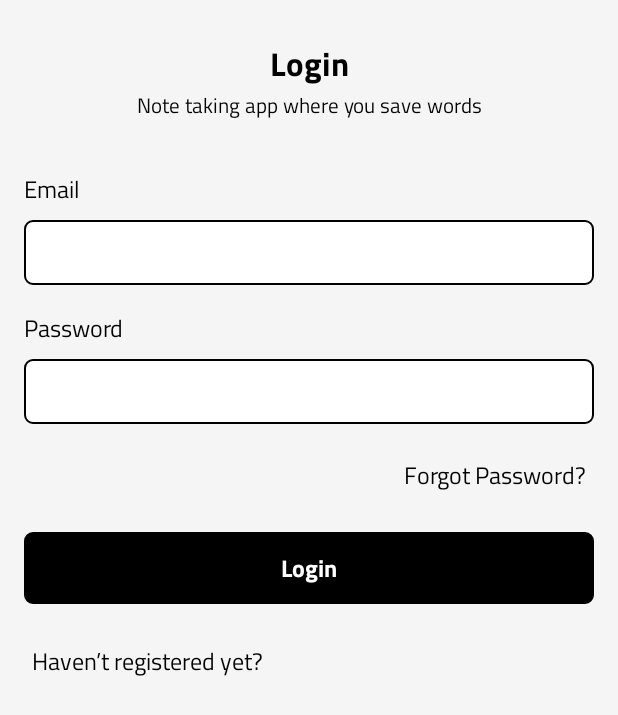
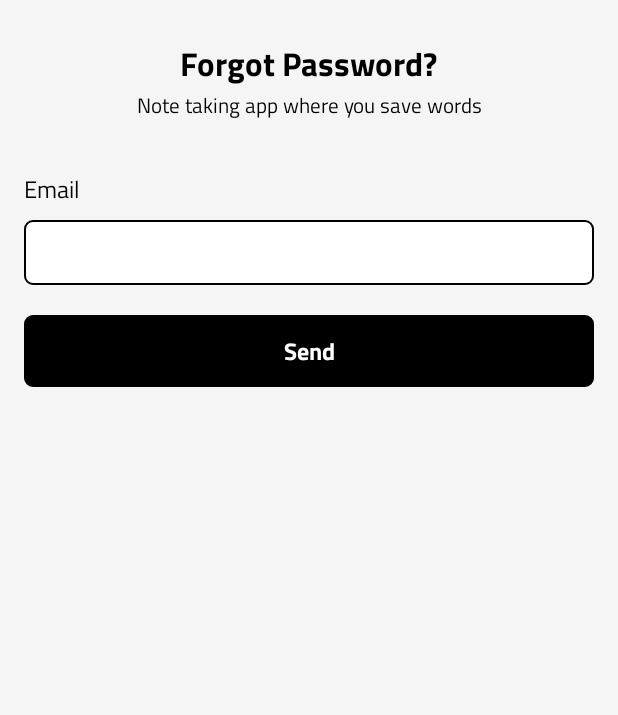
Before and after one commit to talhayi/NoteAppFirebase, an Android app: the screen it shows after launch (MainActivity), after a tap on "Forgot Password?", on a phone screen of 412 x 824 dp. Shown: the top 715 px of the screen. Run offline under Robolectric (Android 15) with nearby library versions, the light colour scheme and no system bars; our stand-ins replace Dagger/Hilt's generated code, Firebase (no records; nobody signed in at launch, a user with empty details on screens opened directly).

Commit message:
Created ForgotPassword

```diff
--- a/app/src/main/java/com/example/firebaseexample/data/repository/AuthRepository.kt
+++ b/app/src/main/java/com/example/firebaseexample/data/repository/AuthRepository.kt
@@ -7,5 +7,5 @@
     fun registerUser(email: String, password: String, user: User, result: (UIState<String>) -> Unit)
     fun updateUserInfo(user: User, result: (UIState<String>) -> Unit)
     fun loginUser(email: String, password: String, result: (UIState<String>) -> Unit)
-    fun forgotPassword(user: User, result: (UIState<String>) -> Unit)
+    fun forgotPassword(email: String, result: (UIState<String>) -> Unit)
 }
--- a/app/src/main/java/com/example/firebaseexample/data/repository/AuthRepositoryImpl.kt
+++ b/app/src/main/java/com/example/firebaseexample/data/repository/AuthRepositoryImpl.kt
@@ -92,7 +92,17 @@
             }
     }
 
-    override fun forgotPassword(user: User, result: (UIState<String>) -> Unit) {
-        TODO("Not yet implemented")
+    override fun forgotPassword(email: String, result: (UIState<String>) -> Unit) {
+        auth.sendPasswordResetEmail(email)
+            .addOnCompleteListener { task ->
+                if (task.isSuccessful) {
+                    result.invoke(UIState.Success("Email has been sent"))
+
+                } else {
+                    result.invoke(UIState.Failure(task.exception?.message))
+                }
+            }.addOnFailureListener {
+                result.invoke(UIState.Failure("Authentication failed, Check email"))
+            }
     }
 }
--- a/app/src/main/java/com/example/firebaseexample/ui/auth/AuthViewModel.kt
+++ b/app/src/main/java/com/example/firebaseexample/ui/auth/AuthViewModel.kt
@@ -20,6 +20,10 @@
     private val _login = MutableLiveData<UIState<String>>()
     val login: LiveData<UIState<String>>
         get() = _login
+
+    private val _forgotPassword = MutableLiveData<UIState<String>>()
+    val forgotPassword: LiveData<UIState<String>>
+        get() = _forgotPassword
 
     fun register(
         email: String,
@@ -46,4 +50,11 @@
             _login.value = it
         }
     }
+
+    fun forgotPassword(email: String) {
+        _forgotPassword.value = UIState.Loading
+        authRepository.forgotPassword(email){
+            _forgotPassword.value = it
+        }
+    }
 }
--- /dev/null
+++ b/app/src/main/java/com/example/firebaseexample/ui/auth/ForgotPasswordFragment.kt
@@ -0,0 +1,78 @@
+package com.example.firebaseexample.ui.auth
+
+import android.os.Bundle
+import androidx.fragment.app.Fragment
+import android.view.LayoutInflater
+import android.view.View
+import android.view.ViewGroup
+import androidx.fragment.app.viewModels
+import com.example.firebaseexample.R
+import com.example.firebaseexample.databinding.FragmentForgotPasswordBinding
+import com.example.firebaseexample.util.*
+import dagger.hilt.android.AndroidEntryPoint
+
+
+@AndroidEntryPoint
+class ForgotPasswordFragment : Fragment() {
+
+    val TAG: String = "ForgotPasswordFragment"
+    private lateinit var binding: FragmentForgotPasswordBinding
+    private val viewModel: AuthViewModel by viewModels()
+
+    override fun onCreateView(
+        inflater: LayoutInflater, container: ViewGroup?,
+        savedInstanceState: Bundle?
+    ): View? {
+        binding = FragmentForgotPasswordBinding.inflate(layoutInflater)
+        return binding.root
+    }
+
+    override fun onViewCreated(view: View, savedInstanceState: Bundle?) {
+        super.onViewCreated(view, savedInstanceState)
+        observer()
+        binding.forgotPassBtn.setOnClickListener {
+            if (validation()){
+                viewModel.forgotPassword(binding.emailEt.text.toString())
+            }
+        }
+    }
+
+    private fun observer(){
+        viewModel.forgotPassword.observe(viewLifecycleOwner) { state ->
+            when(state){
+                is UIState.Loading -> {
+                    binding.forgotPassBtn.setText("")
+                    binding.forgotPassProgress.show()
+                }
+                is UIState.Failure -> {
+                    binding.forgotPassBtn.setText("Send")
+                    binding.forgotPassProgress.hide()
+                    toast(state.error)
+                }
+                is UIState.Success -> {
+                    binding.forgotPassBtn.setText("Send")
+                    binding.forgotPassProgress.hide()
+                    toast(state.data)
+                }
+            }
+        }
+    }
+
+    private fun validation(): Boolean {
+        var isValid = true
+
+        if (binding.emailEt.text.isNullOrEmpty()){
+            isValid = false
+            toast(getString(R.string.enter_email))
+        }else{
+            if (!binding.emailEt.text.toString().isValidEmail()){
+                isValid = false
+                toast(getString(R.string.invalid_email))
+            }
+        }
+
+        return isValid
+    }
+
+
+}
--- a/app/src/main/java/com/example/firebaseexample/ui/auth/LoginFragment.kt
+++ b/app/src/main/java/com/example/firebaseexample/ui/auth/LoginFragment.kt
@@ -40,7 +40,7 @@
         }
 
         binding.forgotPassLabel.setOnClickListener {
-
+            findNavController().navigate(R.id.action_loginFragment_to_forgotPasswordFragment)
         }
 
         binding.registerLabel.setOnClickListener {
--- /dev/null
+++ b/app/src/main/res/layout/fragment_forgot_password.xml
@@ -0,0 +1,100 @@
+<?xml version="1.0" encoding="utf-8"?>
+<androidx.constraintlayout.widget.ConstraintLayout xmlns:android="http://schemas.android.com/apk/res/android"
+    xmlns:tools="http://schemas.android.com/tools"
+    android:layout_width="match_parent"
+    android:layout_height="match_parent"
+    xmlns:app="http://schemas.android.com/apk/res-auto"
+    tools:context=".ui.auth.ForgotPasswordFragment">
+
+    <TextView
+        android:id="@+id/name"
+        android:layout_width="wrap_content"
+        android:layout_height="wrap_content"
+        android:layout_marginTop="25dp"
+        android:fontFamily="@font/titillium_web_bold"
+        android:text="@string/forgot_password"
+        android:textColor="@color/black"
+        android:textSize="22sp"
+        app:layout_constraintEnd_toEndOf="parent"
+        app:layout_constraintStart_toStartOf="parent"
+        app:layout_constraintTop_toTopOf="parent" />
+
+    <TextView
+        android:id="@+id/headline"
+        android:layout_width="wrap_content"
+        android:layout_height="wrap_content"
+        android:fontFamily="@font/titillium_web_regular"
+        android:text="@string/note_taking_app_where_you_save_words"
+        android:textColor="@color/black"
+        android:textSize="14sp"
+        app:layout_constraintEnd_toEndOf="parent"
+        app:layout_constraintStart_toStartOf="parent"
+        app:layout_constraintTop_toBottomOf="@+id/name" />
+
+    <TextView
+        android:id="@+id/email_label"
+        android:layout_width="wrap_content"
+        android:layout_height="wrap_content"
+        android:layout_marginStart="16dp"
+        android:layout_marginTop="32dp"
+        android:fontFamily="@font/titillium_web_regular"
+        android:text="@string/email"
+        android:textColor="@color/black"
+        android:textSize="16sp"
+        app:layout_constraintStart_toStartOf="parent"
+        app:layout_constraintTop_toBottomOf="@+id/headline" />
+
+    <EditText
+        android:id="@+id/email_et"
+        android:layout_width="0dp"
+        android:layout_height="wrap_content"
+        android:layout_marginStart="16dp"
+        android:layout_marginLeft="16dp"
+        android:layout_marginTop="8dp"
+        android:layout_marginEnd="16dp"
+        android:layout_marginRight="16dp"
+        android:background="@drawable/black_white_rect_bg"
+        android:ems="10"
+        android:fontFamily="@font/titillium_web_regular"
+        android:inputType="textEmailAddress"
+        android:textColor="@color/black"
+        android:textSize="14sp"
+        app:layout_constraintEnd_toEndOf="parent"
+        app:layout_constraintHorizontal_bias="0.0"
+        app:layout_constraintStart_toStartOf="parent"
+        app:layout_constraintTop_toBottomOf="@+id/email_label" />
+
+    <RelativeLayout
+        android:id="@+id/button_layout"
+        android:layout_width="0dp"
+        android:layout_height="wrap_content"
+        android:layout_marginTop="20dp"
+        app:layout_constraintEnd_toEndOf="@+id/email_et"
+        app:layout_constraintHorizontal_bias="0.0"
+        app:layout_constraintStart_toStartOf="@+id/email_et"
+        app:layout_constraintTop_toBottomOf="@+id/email_et">
+
+        <com.google.android.material.button.MaterialButton
+            android:id="@+id/forgot_pass_btn"
+            android:layout_width="match_parent"
+            android:layout_height="wrap_content"
+            android:background="@drawable/black_rect_bg"
+            android:text="@string/send"
+            android:textAllCaps="false"
+            android:textAppearance="@style/SubTitleStyle"
+            android:textColor="@color/white"
+            app:backgroundTint="@color/black" />
+
+        <ProgressBar
+            android:id="@+id/forgot_pass_progress"
+            style="?android:attr/progressBarStyle"
+            android:layout_width="36dp"
+            android:layout_height="36dp"
+            android:layout_centerInParent="true"
+            android:layout_marginTop="16dp"
+            android:elevation="10dp"
+            android:indeterminateTint="@color/white"
+            android:visibility="invisible" />
+    </RelativeLayout>
+
+</androidx.constraintlayout.widget.ConstraintLayout>
--- a/app/src/main/res/navigation/nav_graph.xml
+++ b/app/src/main/res/navigation/nav_graph.xml
@@ -42,5 +42,13 @@
         <action
             android:id="@+id/action_loginFragment_to_noteListFragment"
             app:destination="@id/noteListFragment" />
+        <action
+            android:id="@+id/action_loginFragment_to_forgotPasswordFragment"
+            app:destination="@id/forgotPasswordFragment" />
     </fragment>
+    <fragment
+        android:id="@+id/forgotPasswordFragment"
+        android:name="com.example.firebaseexample.ui.auth.ForgotPasswordFragment"
+        android:label="fragment_forgot_password"
+        tools:layout="@layout/fragment_forgot_password" />
 </navigation>
--- a/app/src/main/res/values/strings.xml
+++ b/app/src/main/res/values/strings.xml
@@ -43,4 +43,7 @@
     <string name="login">Login</string>
     <string name="forgot_password">Forgot Password?</string>
     <string name="haven_t_registered_yet">Haven’t registered yet?</string>
+    <!-- TODO: Remove or change this placeholder text -->
+    <string name="hello_blank_fragment">Hello blank fragment</string>
+    <string name="send">Send</string>
 </resources>
```
